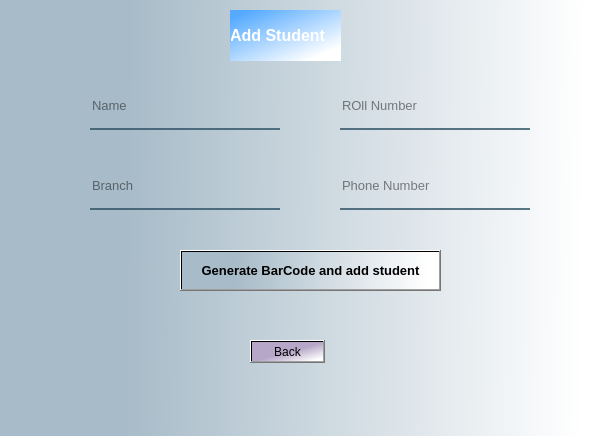
Old version of the form add_student.ui in the repository BHUKYA-VEERANNA/SwiftVerify.
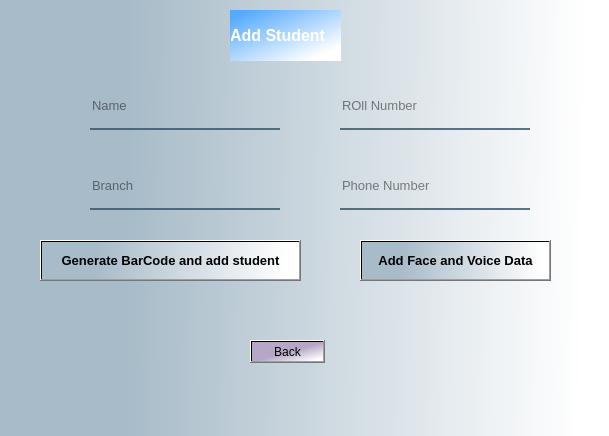
New version of the form.

Diff of the .ui file:
```diff
--- a/add_student.ui
+++ b/add_student.ui
@@ -143,8 +143,8 @@
   <widget class="QToolButton" name="toolButton">
    <property name="geometry">
     <rect>
-     <x>180</x>
-     <y>250</y>
+     <x>40</x>
+     <y>240</y>
      <width>261</width>
      <height>41</height>
     </rect>
@@ -176,6 +176,26 @@
     <string>Back</string>
    </property>
   </widget>
+  <widget class="QToolButton" name="toolButton_2">
+   <property name="geometry">
+    <rect>
+     <x>360</x>
+     <y>240</y>
+     <width>191</width>
+     <height>41</height>
+    </rect>
+   </property>
+   <property name="font">
+    <font>
+     <pointsize>10</pointsize>
+     <weight>75</weight>
+     <bold>true</bold>
+    </font>
+   </property>
+   <property name="text">
+    <string>Add Face and Voice Data</string>
+   </property>
+  </widget>
  </widget>
  <resources/>
  <connections/>
```
